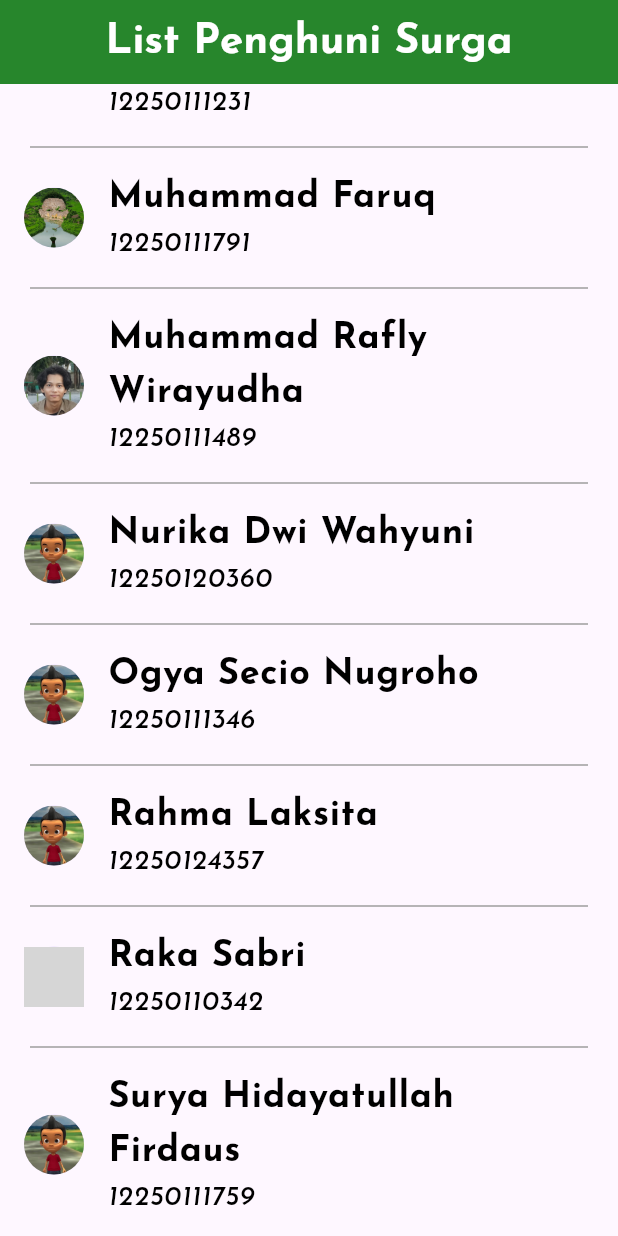
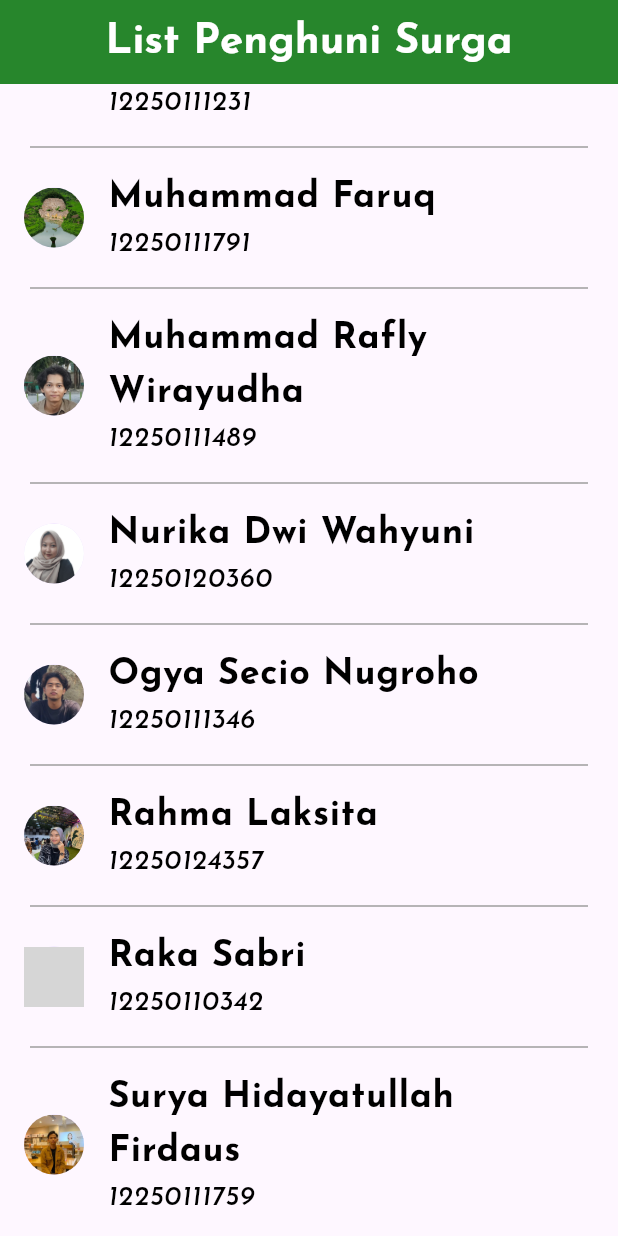
Before and after one commit to DaffaIkhwan/RecyclerViewV2, a Flutter app: the screen it shows after launch, scrolled down 1714 dp, on a phone screen of 412 x 824 dp. Run offline on Flutter 3.47's test engine with Material 3 defaults, Android fonts, the phone set to English and light mode, and no system bars; grey boxes are pictures that could not be loaded.

Commit message:
komit kedua

```diff
--- a/lib/main_page.dart
+++ b/lib/main_page.dart
@@ -11,22 +11,22 @@ class MainPage extends StatelessWidget {
       {
         'nama': 'Abmi Sukma Edri',
         'nim': '12050120341',
-        'foto': 'assets/images/Ahmed.jpg',
+        'foto': 'assets/images/amiii.jpg',
       },
       {
         'nama': 'Ahmad Kurniawan',
         'nim': '12250111514',
-        'foto': 'assets/images/Ahmed.jpg',
+        'foto': 'assets/images/ahmed.jpg',
       },
       {
         'nama': 'Aufa Hajati',
         'nim': '12250120338',
-        'foto': 'assets/images/Ahmed.jpg',
+        'foto': 'assets/images/Aufa.jpg',
       },
       {
         'nama': 'Daffa Finanda',
         'nim': '12250111603',
-        'foto': 'assets/images/Ahmed.jpg',
+        'foto': 'assets/images/dapin.png',
       },
       {
         'nama': 'Daffa Ikhwan Nurfauzan',
@@ -36,12 +36,12 @@ class MainPage extends StatelessWidget {
       {
         'nama': 'Diki Afdol',
         'nim': '12250110383',
-        'foto': '',
+        'foto': 'assets/images/dudung.jpg',
       },
       {
         'nama': 'Dwi Jelita Adhliyah',
         'nim': '12250120331',
-        'foto': 'assets/images/Ahmed.jpg',
+        'foto': 'assets/images/jelita.jpg',
       },
       {
         'nama': 'Dwi Mahdini',
@@ -56,12 +56,12 @@ class MainPage extends StatelessWidget {
       {
         'nama': 'Fakhri',
         'nim': '12250111381',
-        'foto': 'assets/images/Fakhri.jpg',
+        'foto': 'assets/images/fakhri.jpg',
       },
       {
         'nama': 'Farras Lathief',
         'nim': '12250111328',
-        'foto': 'assets/images/Ahmed.jpg',
+        'foto': 'assets/images/farras.jpeg',
       },
       {
         'nama': 'Gilang Ramadhan Indra',
@@ -71,17 +71,17 @@ class MainPage extends StatelessWidget {
       {
         'nama': 'Hafidz Alhadid Rahman',
         'nim': '12250111794',
-        'foto': 'assets/images/Ahmed.jpg',
+        'foto': 'assets/images/hafidz.png',
       },
       {
         'nama': 'Haritsah Naufaldy',
         'nim': '12250110361',
-        'foto': 'assets/images/Aldy.jpeg',
+        'foto': 'assets/images/aldy.jpeg',
       },
       {
         'nama': 'M. Nabil Dawami',
         'nim': '12250111527',
-        'foto': 'assets/images/Nabil.jpg',
+        'foto': 'assets/images/nabil.jpg',
       },
       {
         'nama': 'Muh. Zaki Erbai Syas',
@@ -91,7 +91,7 @@ class MainPage extends StatelessWidget {
       {
         'nama': 'Muhammad Aditya Rinaldi',
         'nim': '12250111048',
-        'foto': 'assets/images/Dudung.jpg',
+        'foto': 'assets/images/adit.jpg',
       },
       {
         'nama': 'M. Dhimas Hadid Fachrezy',
@@ -111,27 +111,27 @@ class MainPage extends StatelessWidget {
       {
         'nama': 'Nurika Dwi Wahyuni',
         'nim': '12250120360',
-        'foto': 'assets/images/Dudung.jpg',
+        'foto': 'assets/images/nurika.jpg',
       },
       {
         'nama': 'Ogya Secio Nugroho',
         'nim': '12250111346',
-        'foto': 'assets/images/Dudung.jpg',
+        'foto': 'assets/images/ogi.png',
       },
       {
         'nama': 'Rahma Laksita',
         'nim': '12250124357',
-        'foto': 'assets/images/Dudung.jpg',
+        'foto': 'assets/images/rahma.jpg',
       },
       {
         'nama': 'Raka Sabri',
         'nim': '12250110342',
-        'foto': '',
+        'foto': 'assets/images/dudung.jpg',
       },
       {
         'nama': 'Surya Hidayatullah Firdaus',
         'nim': '12250111759',
-        'foto': 'assets/images/Dudung.jpg',
+        'foto': 'assets/images/srya.PNG',
       },
     ];
 
```
Also changed, not shown: assets/images/Aldy.jpeg, assets/images/Aufa.jpg (added), assets/images/adit.jpg (added), assets/images/amiii.jpg (added), assets/images/dafuq.jpg (added), assets/images/dapin.png (added), assets/images/farras.jpeg (added), assets/images/hafidz.png (added), assets/images/jelita.jpg (added), assets/images/nurika.jpg (added), assets/images/ogi.png (added), assets/images/rahma.jpg (added), assets/images/srya.PNG (added).
